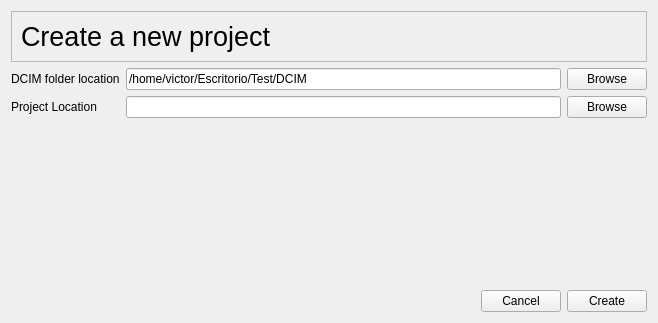
First picture: the form in panes/projectcreator.ui, repository victormac3000/Fusion_ffmpeg_studio, before the edit.
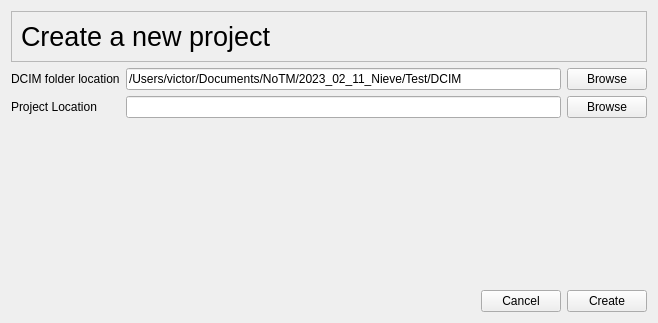
Second picture: the form after the edit.

What changed in the file:
```diff
--- a/panes/projectcreator.ui
+++ b/panes/projectcreator.ui
@@ -73,7 +73,7 @@
      <item row="1" column="1">
       <widget class="QLineEdit" name="dcim_location">
        <property name="text">
-        <string>/home/victor/Escritorio/Test/DCIM</string>
+        <string>/Users/victor/Documents/NoTM/2023_02_11_Nieve/Test/DCIM</string>
        </property>
       </widget>
      </item>
```
Left out of the diff: 3 changed lines with no effect on the pictures.
